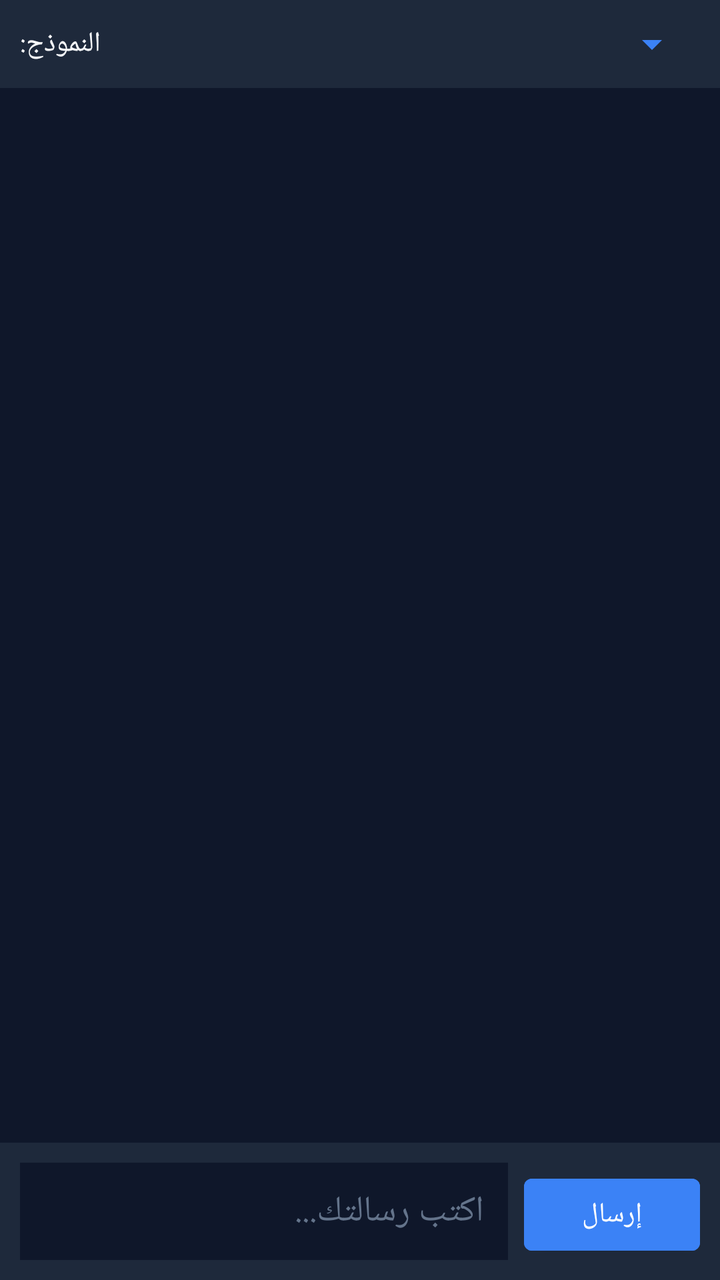
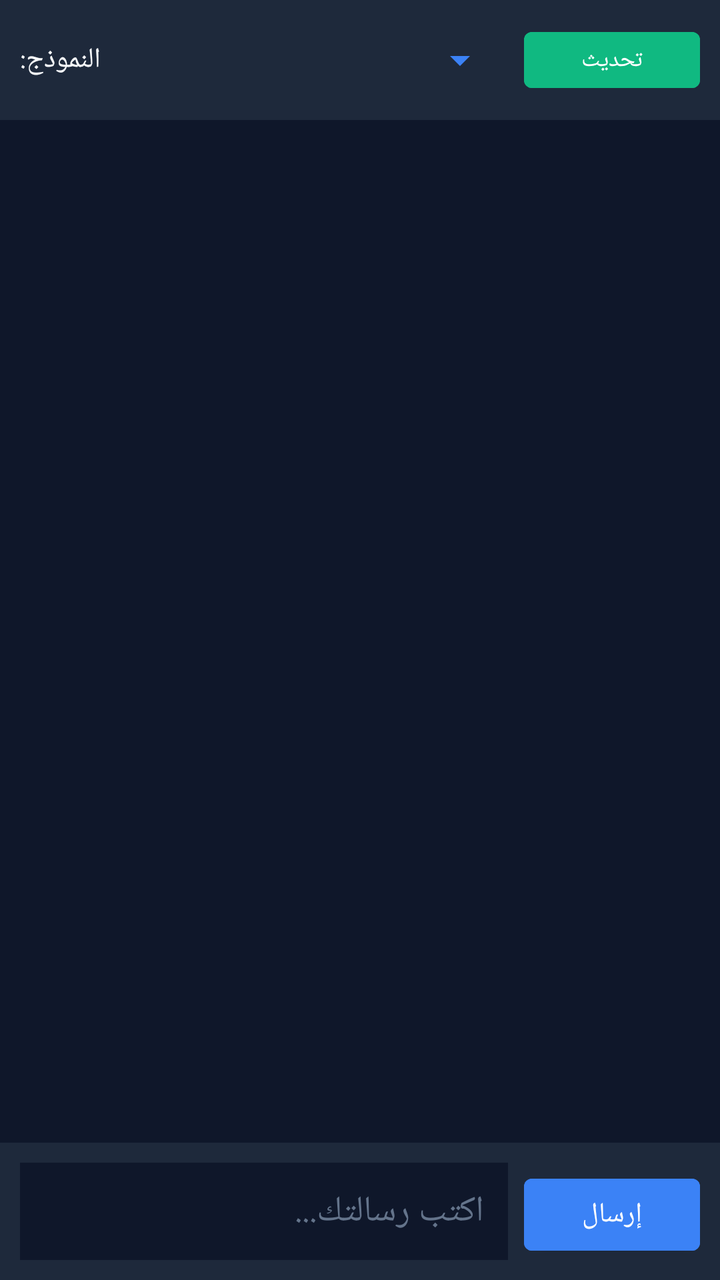

Compare the two renders of this Android layout. The source of the first and the diff that turns it into the second are given below.
<!-- AndroidManifest.xml: application theme Theme.MaterialComponents.DayNight.NoActionBar -->
<!-- res/layout/activity_chat.xml -->
<?xml version="1.0" encoding="utf-8"?>
<LinearLayout xmlns:android="http://schemas.android.com/apk/res/android"
    android:layout_width="match_parent"
    android:layout_height="match_parent"
    android:orientation="vertical"
    android:background="#0f172a">

    <LinearLayout
        android:layout_width="match_parent"
        android:layout_height="wrap_content"
        android:orientation="horizontal"
        android:padding="10dp"
        android:background="#1e293b"
        android:gravity="center_vertical">

        <TextView
            android:layout_width="wrap_content"
            android:layout_height="wrap_content"
            android:text="النموذج:"
            android:textColor="#f8fafc"
            android:layout_marginEnd="8dp"/>

        <Spinner
            android:id="@+id/spinnerModels"
            android:layout_width="0dp"
            android:layout_height="wrap_content"
            android:layout_weight="1"
            android:backgroundTint="#3b82f6"/>
    </LinearLayout>

    <androidx.recyclerview.widget.RecyclerView
        android:id="@+id/chatRecyclerView"
        android:layout_width="match_parent"
        android:layout_height="0dp"
        android:layout_weight="1"
        android:padding="10dp"/>

    <LinearLayout
        android:layout_width="match_parent"
        android:layout_height="wrap_content"
        android:orientation="horizontal"
        android:padding="10dp"
        android:background="#1e293b">

        <EditText
            android:id="@+id/etMessage"
            android:layout_width="0dp"
            android:layout_height="wrap_content"
            android:layout_weight="1"
            android:hint="اكتب رسالتك..."
            android:textColor="#f8fafc"
            android:textColorHint="#64748b"
            android:background="#0f172a"
            android:padding="12dp"/>

        <Button
            android:id="@+id/btnSend"
            android:layout_width="wrap_content"
            android:layout_height="wrap_content"
            android:text="إرسال"
            android:backgroundTint="#3b82f6"
            android:layout_marginStart="8dp"/>
    </LinearLayout>
</LinearLayout>
<!-- resources referenced by this layout -->
<resources>

</resources>

<!-- the commit's change to res/layout/activity_chat.xml (unified diff, before → after) -->
@@ -26,6 +26,15 @@
             android:layout_height="wrap_content"
             android:layout_weight="1"
             android:backgroundTint="#3b82f6"/>
+
+        <Button
+            android:id="@+id/btnRefresh"
+            android:layout_width="wrap_content"
+            android:layout_height="40dp"
+            android:text="تحديث"
+            android:textSize="12sp"
+            android:backgroundTint="#10b981"
+            android:layout_marginStart="8dp"/>
     </LinearLayout>
 
     <androidx.recyclerview.widget.RecyclerView
